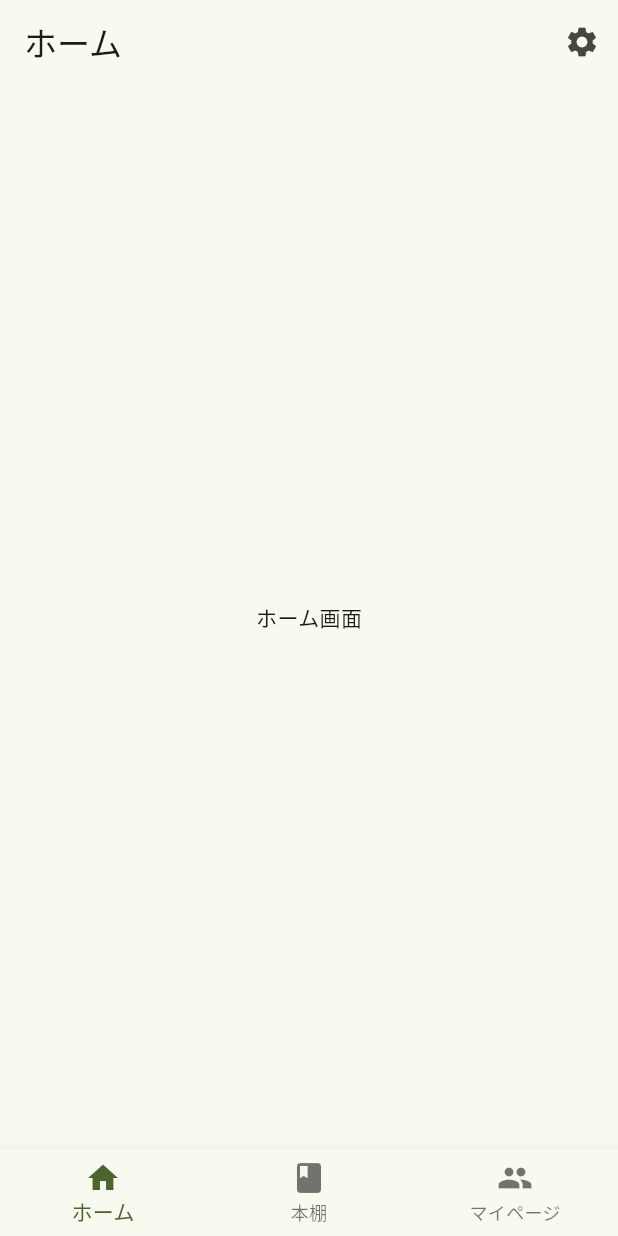
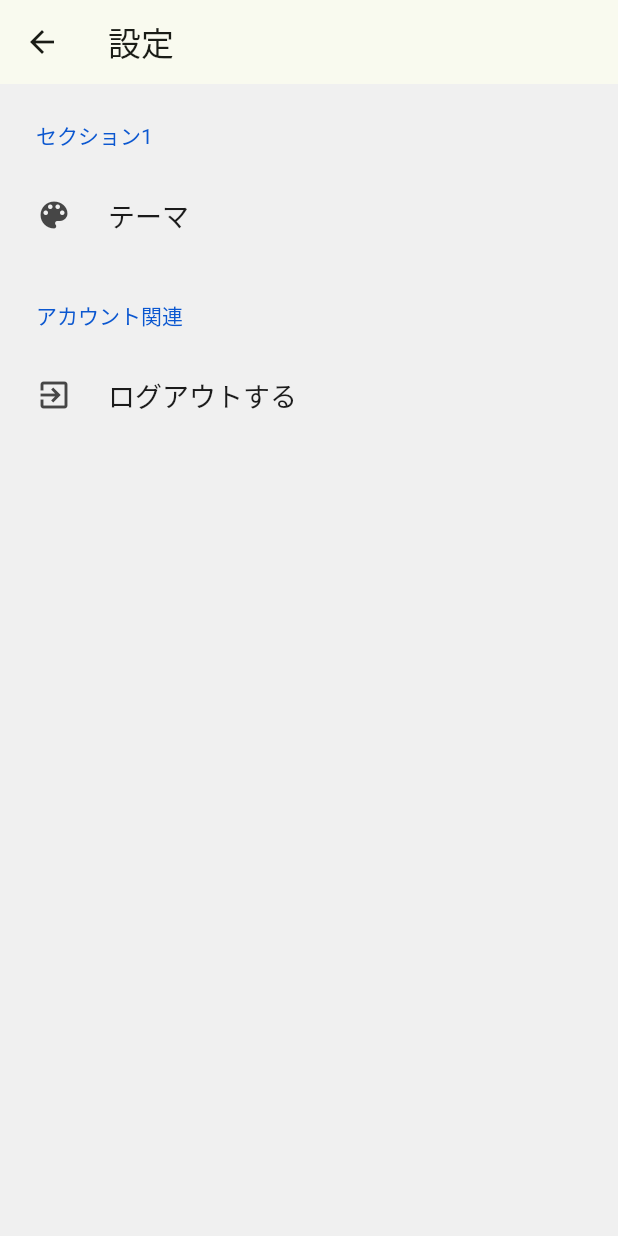
Before and after one commit to gadgelogger/book_review_app, a Flutter app: the screen it shows once a user with an empty profile is signed in, after a tap on the "settings" icon, on a phone screen of 412 x 824 dp. Run offline on Flutter 3.47's test engine with Material 3 defaults, Android fonts, the phone set to English and light mode, and no system bars; drawn by our look-alikes of settings_ui; our stand-ins replace cloud_firestore, firebase_auth, firebase_core, flutter_riverpod; accounts and stored records are empty; network calls fail.

Commit message:
add:設定画面を追加

```diff
--- a/lib/presentation/pages/home_page.dart
+++ b/lib/presentation/pages/home_page.dart
@@ -1,3 +1,4 @@
+import 'package:book_review_app/presentation/pages/setting_page.dart';
 import 'package:flutter/material.dart';
 
 class HomePage extends StatelessWidget {
@@ -11,7 +12,14 @@ class HomePage extends StatelessWidget {
         actions: [
           IconButton(
             icon: const Icon(Icons.settings),
-            onPressed: () {},
+            onPressed: () {
+              Navigator.push(
+                context,
+                MaterialPageRoute<void>(
+                  builder: (context) => const SettingPage(),
+                ),
+              );
+            },
           ),
         ],
       ),
--- /dev/null
+++ b/lib/presentation/pages/setting_page.dart
@@ -0,0 +1,53 @@
+import 'package:book_review_app/presentation/pages/sign_in_page.dart';
+import 'package:firebase_auth/firebase_auth.dart';
+import 'package:flutter/material.dart';
+import 'package:settings_ui/settings_ui.dart';
+
+class SettingPage extends StatefulWidget {
+  const SettingPage({super.key});
+
+  @override
+  State<SettingPage> createState() => _SettingPageState();
+}
+
+class _SettingPageState extends State<SettingPage> {
+  @override
+  Widget build(BuildContext context) {
+    return Scaffold(
+      appBar: AppBar(
+        title: const Text('設定'),
+      ),
+      body: SettingsList(
+        sections: [
+          SettingsSection(
+            title: const Text('セクション1'),
+            tiles: [
+              SettingsTile(
+                title: const Text('テーマ'),
+                leading: const Icon(Icons.color_lens),
+                onPressed: (BuildContext context) {},
+              ),
+            ],
+          ),
+          SettingsSection(
+            title: const Text('アカウント関連'),
+            tiles: [
+              SettingsTile(
+                title: const Text('ログアウトする'),
+                leading: const Icon(Icons.exit_to_app),
+                onPressed: (BuildContext context) async {
+                  await FirebaseAuth.instance.signOut();
+                  await Navigator.of(context).pushReplacement(
+                    MaterialPageRoute<void>(
+                      builder: (context) => const SignInPage(),
+                    ),
+                  );
+                },
+              ),
+            ],
+          ),
+        ],
+      ),
+    );
+  }
+}
```
Also changed, not shown: 1 other file.
